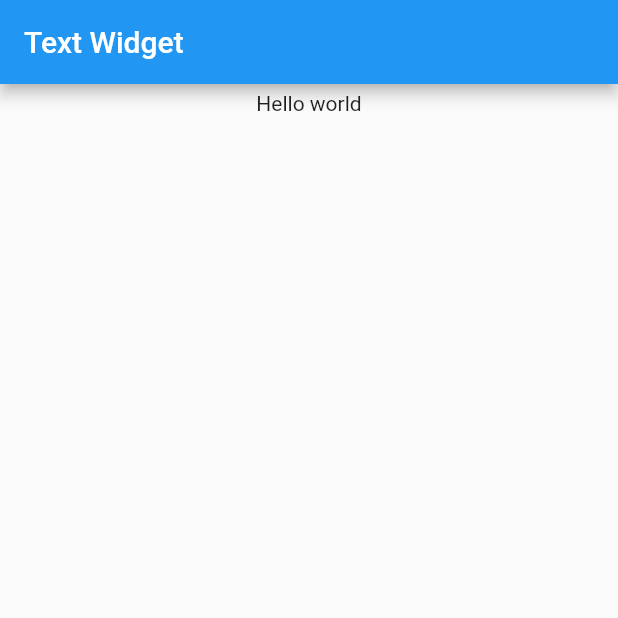
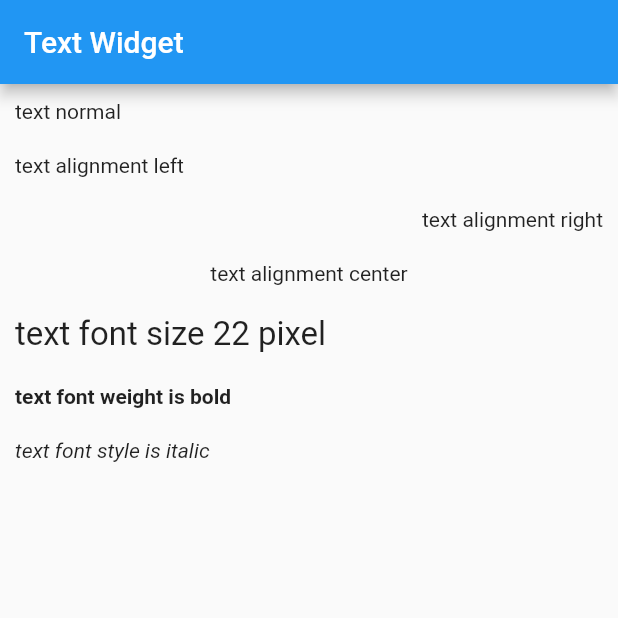
Before and after one commit to Roseedee/Flutter-git, a Flutter app: the screen it shows after launch, on a phone screen of 412 x 824 dp, the top half of it. Run offline on Flutter 3.47's test engine with Material 2 defaults, Android fonts, the phone set to English and light mode, and no system bars.

Commit message:
Update main.dart

```diff
--- a/Text/text_widget/lib/main.dart
+++ b/Text/text_widget/lib/main.dart
@@ -39,12 +39,63 @@ class _MyHomePageState extends State<MyHomePage> {
         width: double.infinity,
         height: double.infinity,
         child: Column(
+          crossAxisAlignment: CrossAxisAlignment.start,
           children: [
             Container(
               width: double.infinity,
-              padding: const EdgeInsets.symmetric( vertical: 5),
-              child: Text('Hello world', textAlign: TextAlign.center,),
-            )
+              margin: const EdgeInsets.all(10),
+              child: const Text(
+                'text normal',
+              ),
+            ),
+            Container(
+              width: double.infinity,
+              margin: const EdgeInsets.all(10),
+              child: const Text(
+                'text alignment left',
+                textAlign: TextAlign.left,
+              ),
+            ),
+            Container(
+              width: double.infinity,
+              margin: const EdgeInsets.all(10),
+              child: const Text(
+                'text alignment right',
+                textAlign: TextAlign.right,
+              ),
+            ),
+            Container(
+              width: double.infinity,
+              margin: const EdgeInsets.all(10),
+              child: const Text(
+                'text alignment center',
+                textAlign: TextAlign.center,
+              ),
+            ),
+            Container(
+              width: double.infinity,
+              margin: const EdgeInsets.all(10),
+              child: const Text(
+                'text font size 22 pixel',
+                style: TextStyle(fontSize: 22,),
+              ),
+            ),
+            Container(
+              width: double.infinity,
+              margin: const EdgeInsets.all(10),
+              child: const Text(
+                'text font weight is bold',
+                style: TextStyle(fontWeight: FontWeight.bold,),
+              ),
+            ),
+            Container(
+              width: double.infinity,
+              margin: const EdgeInsets.all(10),
+              child: const Text(
+                'text font style is italic',
+                style: TextStyle(fontStyle: FontStyle.italic,),
+              ),
+            ),
           ],
         ),
       ), // This trailing comma makes auto-formatting nicer for build methods.
```
